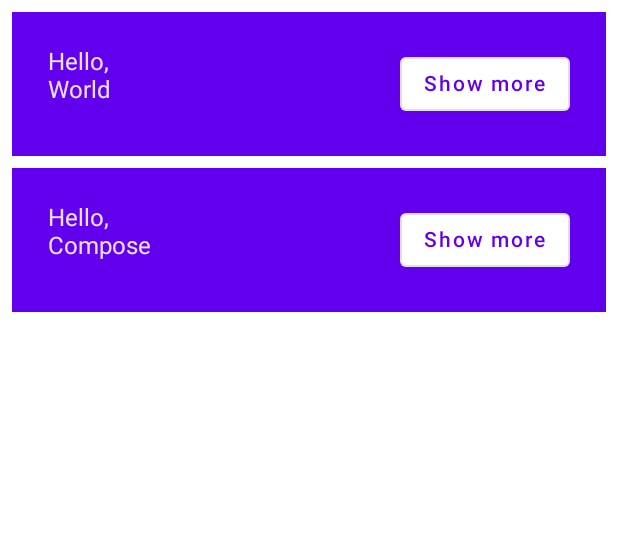
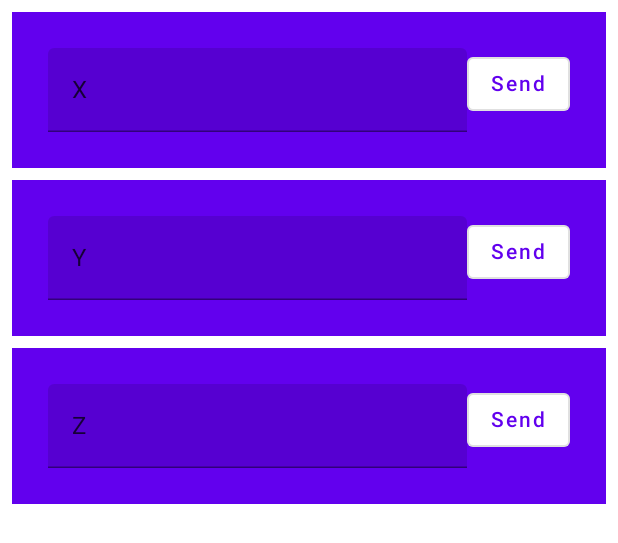
Before and after one commit to jjegarcia/telematics_engine, an Android app built with Jetpack Compose: the @Preview function DefaultPreview, on a phone screen of 412 x 824 dp. Shown: the top 543 px of the screen. Run offline under Robolectric (Android 15) with nearby library versions, the phone set to English and light mode, and no system bars.

Commit message:
revamp code to show accelerometer edit boxes

```diff
--- a/app/src/main/java/com/example/telematics_engine/MainActivity.kt
+++ b/app/src/main/java/com/example/telematics_engine/MainActivity.kt
@@ -4,10 +4,12 @@ import android.os.Bundle
 import androidx.activity.ComponentActivity
 import androidx.activity.compose.setContent
 import androidx.compose.foundation.layout.*
+import androidx.compose.foundation.text.KeyboardOptions
 import androidx.compose.material.*
 import androidx.compose.runtime.*
 import androidx.compose.ui.Alignment
 import androidx.compose.ui.Modifier
+import androidx.compose.ui.text.input.KeyboardType
 import androidx.compose.ui.tooling.preview.Preview
 import androidx.compose.ui.unit.dp
 import com.example.telematics_engine.ui.theme.Telematics_engineTheme
@@ -25,14 +27,7 @@ class MainActivity : ComponentActivity() {
 
 @Composable
 fun MyApp() {
-
-    var shouldShowOnboarding by remember { mutableStateOf(true) }
-
-    if (shouldShowOnboarding) {
-        OnboardingScreen(onContinueClicked = { shouldShowOnboarding = false })
-    } else {
-        Greetings()
-    }
+    StartApp(accelerometers = listOf("X", "Y", "Z"))
 }
 
 @Composable
@@ -56,45 +51,40 @@ fun OnboardingScreen(onContinueClicked: () -> Unit) {
 }
 
 @Composable
-private fun Greetings(names: List<String> = listOf("World", "Compose")) {
+private fun StartApp(accelerometers: List<String>) {
     Column(modifier = Modifier.padding(vertical = 4.dp)) {
-        for (name in names) {
-            Greeting(name = name)
+        for (name in accelerometers) {
+            Card(accelerometer = name)
         }
     }
 }
 
-@Preview(showBackground = true, widthDp = 320, heightDp = 320)
 @Composable
-fun OnboardingPreview() {
-    Telematics_engineTheme {
-        OnboardingScreen(onContinueClicked = {})
-    }
-}
-
-@Composable
-private fun Greeting(name: String) {
-
-    val expanded = remember { mutableStateOf(false) }
-
-    val extraPadding = if (expanded.value) 48.dp else 0.dp
+private fun Card(accelerometer: String) {
 
     Surface(
         color = MaterialTheme.colors.primary,
         modifier = Modifier.padding(vertical = 4.dp, horizontal = 8.dp)
     ) {
         Row(modifier = Modifier.padding(24.dp)) {
-            Column(modifier = Modifier
-                .weight(1f)
-                .padding(bottom = extraPadding)
+            Column(
+                modifier = Modifier
+                    .weight(1f)
+                    .padding(bottom = 0.dp)
             ) {
-                Text(text = "Hello, ")
-                Text(text = name)
+                var accelerometerText by remember {
+                    mutableStateOf("")
+                }
+                TextField(value = accelerometerText,
+                    onValueChange = { accelerometerText = it },
+                    label = { Text(text = accelerometer) },
+                    keyboardOptions = KeyboardOptions(keyboardType = KeyboardType.Number)
+                )
             }
             OutlinedButton(
-                onClick = { expanded.value = !expanded.value }
+                onClick = {  }
             ) {
-                Text(if (expanded.value) "Show less" else "Show more")
+                Text("Send")
             }
         }
     }
@@ -104,6 +94,6 @@ private fun Greeting(name: String) {
 @Composable
 fun DefaultPreview() {
     Telematics_engineTheme {
-        Greetings()
+        StartApp(accelerometers = listOf("X", "Y", "Z"))
     }
 }
```
